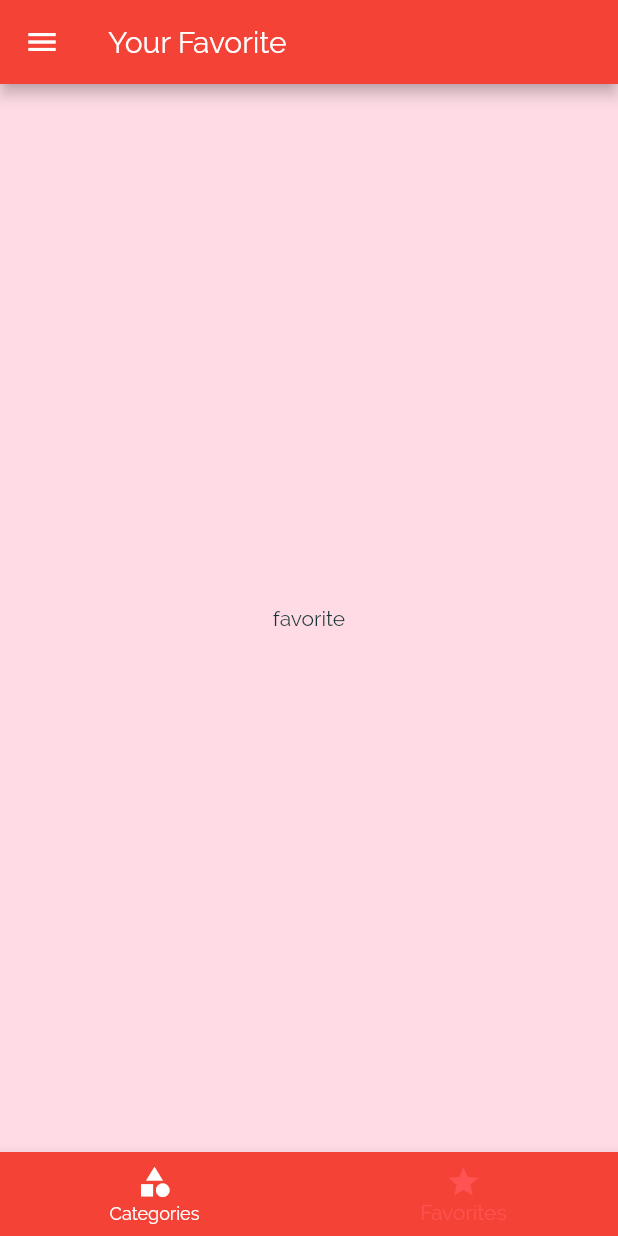
After one commit to CliffordTeneng/meal_app, a Flutter app: the TabsScreen screen opened directly, item 2 of the bottom bar chosen, on a phone screen of 412 x 824 dp. The commit adds this screen. Run offline on Flutter 3.47's test engine with Material 2 defaults, Android fonts, the phone set to English and light mode, and no system bars.

Commit message:
added favorite screen, tabs and screen drawers

```diff
--- /dev/null
+++ b/lib/screens/favorite_screen.dart
@@ -0,0 +1,8 @@
+import 'package:flutter/material.dart';
+
+class FavoriteScreen extends StatelessWidget {
+  @override
+  Widget build(BuildContext context) {
+    return Center(child: Text('favorite'),);
+  }
+}
--- /dev/null
+++ b/lib/screens/tabs_screen.dart
@@ -0,0 +1,82 @@
+import 'dart:math';
+
+import 'package:flutter/material.dart';
+import 'package:meals_app/screens/categories_screen.dart';
+import 'package:meals_app/screens/favorite_screen.dart';
+
+class TabsScreen extends StatefulWidget {
+  @override
+  _TabsScreenState createState() => _TabsScreenState();
+}
+
+class _TabsScreenState extends State<TabsScreen> {
+  List<Map<String, Object>> _widgets = [
+    {
+      "screen": CategoriesScreen(),
+      "title": "Categories",
+    },
+    {
+      'screen': FavoriteScreen(),
+      'title': "Your Favorite",
+    },
+  ];
+
+  int _selectedPageIndex = 0;
+
+  void _selectPage(int index) {
+    setState(() {
+      _selectedPageIndex = index;
+    });
+  }
+
+  @override
+  Widget build(BuildContext context) {
+    return Scaffold(
+      appBar: AppBar(
+        title: Text(_widgets[_selectedPageIndex]['title']),
+      ),
+      drawer: Drawer(),
+      body: _widgets[_selectedPageIndex]['screen'],
+      bottomNavigationBar: BottomNavigationBar(
+        onTap: _selectPage,
+        backgroundColor: Theme.of(context).primaryColor,
+        unselectedItemColor: Colors.white,
+        selectedItemColor: Theme.of(context).accentColor,
+        currentIndex: _selectedPageIndex,
+        items: [
+          BottomNavigationBarItem(
+            icon: Icon(Icons.category),
+            title: Text('Categories'),
+          ),
+          BottomNavigationBarItem(
+            icon: Icon(Icons.star),
+            title: Text('Favorites'),
+          ),
+        ],
+      ),
+    );
+
+    // DefaultTabController(
+    //   length: 2,
+    //   initialIndex: 0,
+    //   child: Scaffold(
+    //     appBar: AppBar(
+    //       title: Text('Meals'),
+    //       bottom: TabBar(
+    //         tabs: <Widget>[
+    //           Tab(
+    //             icon: Icon(Icons.category),
+    //             text: 'Categories',
+    //           ),
+    //           Tab(icon: Icon(Icons.star), text: 'Favorite',),
+    //         ],
+    //       ),
+    //     ),
+    //     body: TabBarView(children: <Widget>[
+    //       CategoriesScreen(),
+    //       FavoriteScreen(),
+    //     ],),
+    //   ),
+    // );
+  }
+}
```
Also changed, not shown: lib/screens/categories_screen.dart (+8 -6 lines), lib/widgets/main_drawer.dart (added, +28 -0 lines).
